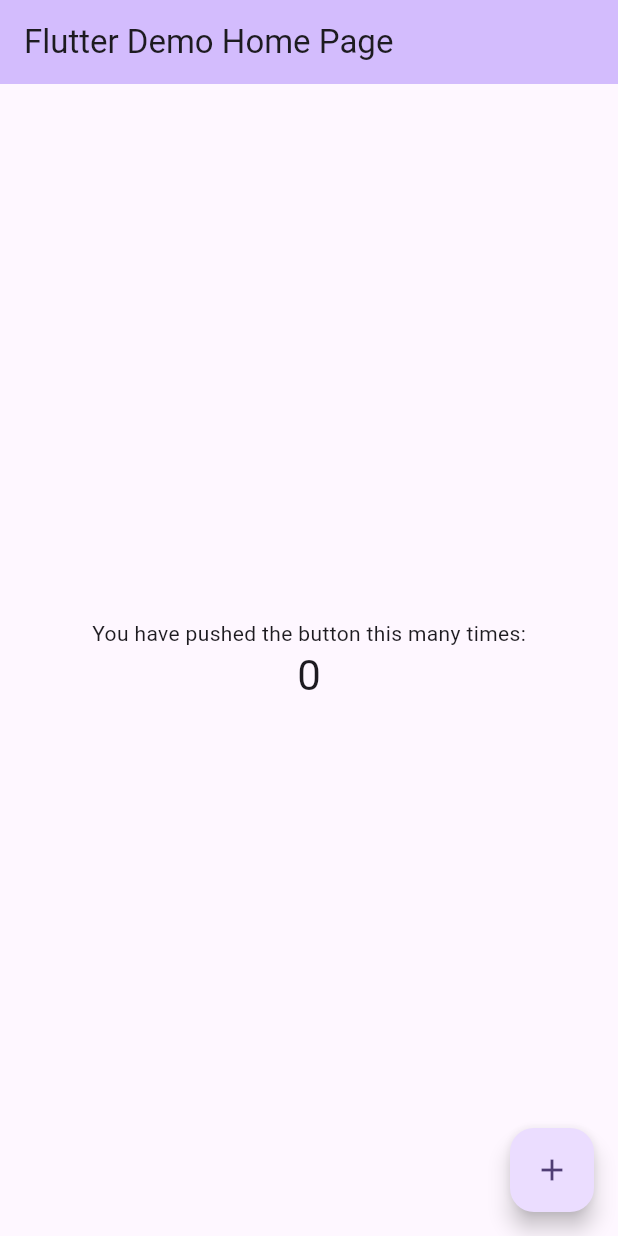
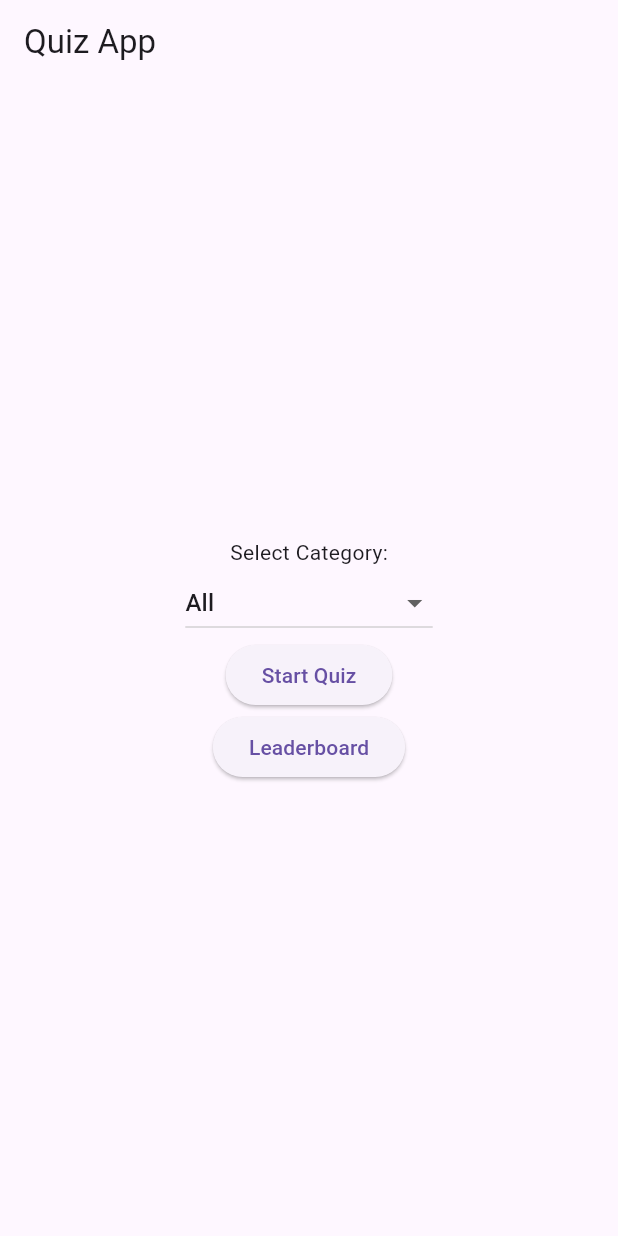
Before and after one commit to salmanbashar1009/rubizcode_quiz_app, a Flutter app: the screen it shows after launch, on a phone screen of 412 x 824 dp. Run offline on Flutter 3.47's test engine with Material 3 defaults, Android fonts, the phone set to English and light mode, and no system bars; our stand-ins replace hive, hive_flutter; missing offline and left inert: flutter_tex; accounts and stored records are empty.

Commit message:
alls screens are added

```diff
--- a/lib/main.dart
+++ b/lib/main.dart
@@ -1,122 +1,37 @@
+// lib/main.dart
 import 'package:flutter/material.dart';
+import 'package:flutter_tex/flutter_tex.dart';
+import 'package:hive_flutter/hive_flutter.dart';
+import 'package:provider/provider.dart';
+import 'package:rubizcode_quiz_app/providers/quiz_provider.dart';
+import 'package:rubizcode_quiz_app/screens/home_screen.dart';
+import 'models/score.dart';
 
-void main() {
+
+void main() async {
+  WidgetsFlutterBinding.ensureInitialized();
+  await Hive.initFlutter();
+  Hive.registerAdapter(ScoreAdapter());
+  await Hive.openBox('leaderboard');
+  await TeXRenderingServer.start();
   runApp(const MyApp());
 }
 
 class MyApp extends StatelessWidget {
   const MyApp({super.key});
 
-  // This widget is the root of your application.
   @override
   Widget build(BuildContext context) {
-    return MaterialApp(
-      title: 'Flutter Demo',
-      theme: ThemeData(
-        // This is the theme of your application.
-        //
-        // TRY THIS: Try running your application with "flutter run". You'll see
-        // the application has a purple toolbar. Then, without quitting the app,
-        // try changing the seedColor in the colorScheme below to Colors.green
-        // and then invoke "hot reload" (save your changes or press the "hot
-        // reload" button in a Flutter-supported IDE, or press "r" if you used
-        // the command line to start the app).
-        //
-        // Notice that the counter didn't reset back to zero; the application
-        // state is not lost during the reload. To reset the state, use hot
-        // restart instead.
-        //
-        // This works for code too, not just values: Most code changes can be
-        // tested with just a hot reload.
-        colorScheme: ColorScheme.fromSeed(seedColor: Colors.deepPurple),
+    return ChangeNotifierProvider(
+      create: (_) => QuizProvider(),
+      child: MaterialApp(
+        title: 'Quiz App',
+        debugShowCheckedModeBanner: false,
+        theme: ThemeData.light(useMaterial3: true),
+        darkTheme: ThemeData.dark(useMaterial3: true),
+        themeMode: ThemeMode.system,
+        home: const HomeScreen(),
       ),
-      home: const MyHomePage(title: 'Flutter Demo Home Page'),
     );
   }
 }
-
-class MyHomePage extends StatefulWidget {
-  const MyHomePage({super.key, required this.title});
-
-  // This widget is the home page of your application. It is stateful, meaning
-  // that it has a State object (defined below) that contains fields that affect
-  // how it looks.
-
-  // This class is the configuration for the state. It holds the values (in this
-  // case the title) provided by the parent (in this case the App widget) and
-  // used by the build method of the State. Fields in a Widget subclass are
-  // always marked "final".
-
-  final String title;
-
-  @override
-  State<MyHomePage> createState() => _MyHomePageState();
-}
-
-class _MyHomePageState extends State<MyHomePage> {
-  int _counter = 0;
-
-  void _incrementCounter() {
-    setState(() {
-      // This call to setState tells the Flutter framework that something has
-      // changed in this State, which causes it to rerun the build method below
-      // so that the display can reflect the updated values. If we changed
-      // _counter without calling setState(), then the build method would not be
-      // called again, and so nothing would appear to happen.
-      _counter++;
-    });
-  }
-
-  @override
-  Widget build(BuildContext context) {
-    // This method is rerun every time setState is called, for instance as done
-    // by the _incrementCounter method above.
-    //
-    // The Flutter framework has been optimized to make rerunning build methods
-    // fast, so that you can just rebuild anything that needs updating rather
-    // than having to individually change instances of widgets.
-    return Scaffold(
-      appBar: AppBar(
-        // TRY THIS: Try changing the color here to a specific color (to
-        // Colors.amber, perhaps?) and trigger a hot reload to see the AppBar
-        // change color while the other colors stay the same.
-        backgroundColor: Theme.of(context).colorScheme.inversePrimary,
-        // Here we take the value from the MyHomePage object that was created by
-        // the App.build method, and use it to set our appbar title.
-        title: Text(widget.title),
-      ),
-      body: Center(
-        // Center is a layout widget. It takes a single child and positions it
-        // in the middle of the parent.
-        child: Column(
-          // Column is also a layout widget. It takes a list of children and
-          // arranges them vertically. By default, it sizes itself to fit its
-          // children horizontally, and tries to be as tall as its parent.
-          //
-          // Column has various properties to control how it sizes itself and
-          // how it positions its children. Here we use mainAxisAlignment to
-          // center the children vertically; the main axis here is the vertical
-          // axis because Columns are vertical (the cross axis would be
-          // horizontal).
-          //
-          // TRY THIS: Invoke "debug painting" (choose the "Toggle Debug Paint"
-          // action in the IDE, or press "p" in the console), to see the
-          // wireframe for each widget.
-          mainAxisAlignment: MainAxisAlignment.center,
-          children: <Widget>[
-            const Text('You have pushed the button this many times:'),
-            Text(
-              '$_counter',
-              style: Theme.of(context).textTheme.headlineMedium,
-            ),
-          ],
-        ),
-      ),
-      floatingActionButton: FloatingActionButton(
-        onPressed: _incrementCounter,
-        tooltip: 'Increment',
-        child: const Icon(Icons.add),
-      ), // This trailing comma makes auto-formatting nicer for build methods.
-    );
-  }
-}
--- /dev/null
+++ b/lib/models/score.dart
@@ -0,0 +1,15 @@
+// lib/models/score.dart
+import 'package:hive/hive.dart';
+
+part 'score.g.dart';
+
+@HiveType(typeId: 0)
+class Score extends HiveObject {
+  @HiveField(0)
+  String name;
+
+  @HiveField(1)
+  int score;
+
+  Score(this.name, this.score);
+}
--- /dev/null
+++ b/lib/screens/home_screen.dart
@@ -0,0 +1,73 @@
+// lib/screens/home_screen.dart
+import 'package:flutter/material.dart';
+import 'package:provider/provider.dart';
+import '../providers/quiz_provider.dart';
+import 'quiz_screen.dart';
+import 'leaderboard_screen.dart';
+
+class HomeScreen extends StatelessWidget {
+  const HomeScreen({super.key});
+
+  @override
+  Widget build(BuildContext context) {
+    return Scaffold(
+      appBar: AppBar(title: const Text('Quiz App')),
+      body: FutureBuilder<void>(
+        future: Provider.of<QuizProvider>(context, listen: false).loadCategories(),
+        builder: (context, snapshot) {
+          if (snapshot.connectionState == ConnectionState.waiting) {
+            return const Center(child: CircularProgressIndicator());
+          }
+          if (snapshot.hasError) {
+            return const Center(child: Text('Error loading categories'));
+          }
+          return Consumer<QuizProvider>(
+            builder: (context, provider, child) {
+              return Center(
+                child: Column(
+                  mainAxisAlignment: MainAxisAlignment.center,
+                  children: [
+                    const Text('Select Category:'),
+                    DropdownButton<String>(
+                      value: provider.selectedCategory,
+                      onChanged: (value) => provider.selectCategory(value!),
+                      items: [
+                        const DropdownMenuItem<String>(
+                          value: 'All',
+                          child: Text('All'),
+                        ),
+                        ...provider.categories.map((cat) => DropdownMenuItem<String>(
+                          value: cat['name'],
+                          child: Text(cat['name']),
+                        )),
+                      ],
+                    ),
+                    ElevatedButton(
+                      onPressed: provider.selectedCategory != null
+                          ? () {
+                        provider.startQuiz();
+                        Navigator.push(
+                          context,
+                          MaterialPageRoute(builder: (_) => const QuizScreen()),
+                        );
+                      }
+                          : null,
+                      child: const Text('Start Quiz'),
+                    ),
+                    ElevatedButton(
+                      onPressed: () => Navigator.push(
+                        context,
+                        MaterialPageRoute(builder: (_) => const LeaderboardScreen()),
+                      ),
+                      child: const Text('Leaderboard'),
+                    ),
+                  ],
+                ),
+              );
+            },
+          );
+        },
+      ),
+    );
+  }
+}
```
Also changed, not shown: assets/questions.json (added, +141 -0 lines), lib/providers/quiz_provider.dart (added, +103 -0 lines), lib/screens/leaderboard_screen.dart (added, +34 -0 lines), lib/screens/quiz_screen.dart (added, +100 -0 lines), lib/screens/results_screen.dart (added, +45 -0 lines), pubspec.yaml (+13 -3 lines), lib/models/score.g.dart (added), pubspec.lock, 9 other files.
